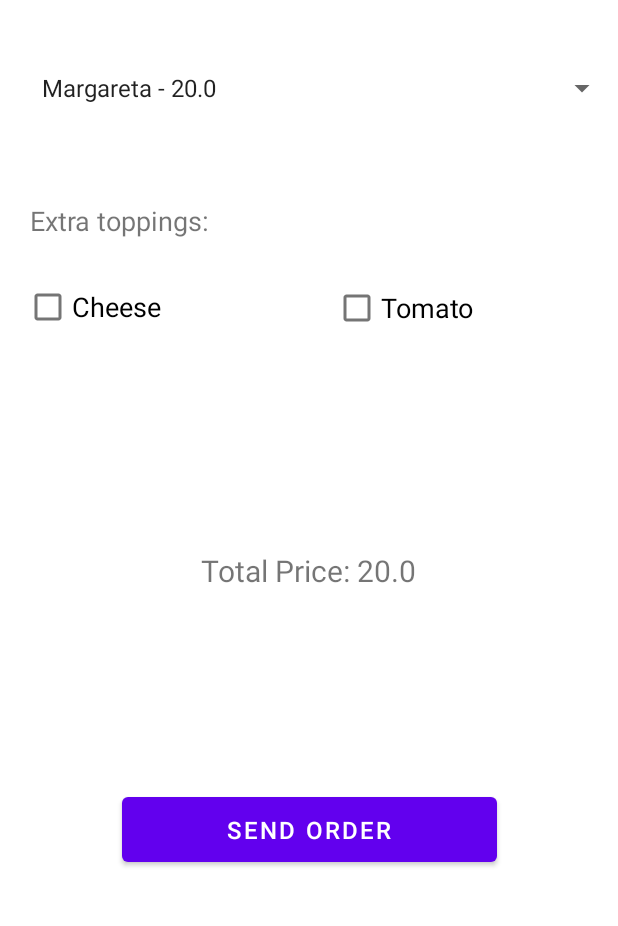
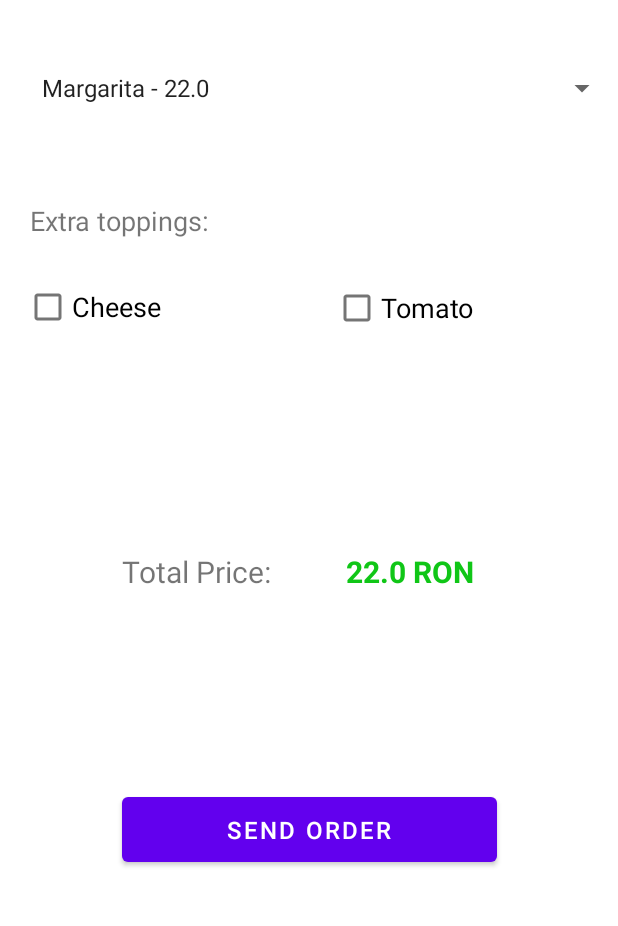
Before and after one commit to krisztiankarolyi/AndroidDev, an Android app: the screen it shows after launch (MainActivity), after a tap on "SEND ORDER", on a phone screen of 412 x 824 dp, the part 143-1069 px from its top. Run offline under Robolectric (Android 15) with nearby library versions, the phone set to English and light mode, and no system bars.

Commit message:
Pizza App javítás

```diff
--- a/Pizza/app/src/main/java/com/example/pizza/MainActivity.java
+++ b/Pizza/app/src/main/java/com/example/pizza/MainActivity.java
@@ -9,6 +9,7 @@ import android.widget.AdapterView;
 import android.widget.ArrayAdapter;
 import android.widget.Button;
 import android.widget.CheckBox;
+import android.widget.CompoundButton;
 import android.widget.Spinner;
 import android.widget.TextView;
 import android.widget.Toast;
@@ -18,15 +19,16 @@ import java.util.ArrayList;
 public class MainActivity extends AppCompatActivity {
     ArrayList<Pizza> pizzaList = new ArrayList<>();
     Pizza selectedPizza;
-    Topping tomatoTopping = new Topping("tomato", 3);
+    Topping tomatoTopping = new Topping("tomato", 2.5);
     Topping cheeseTopping = new Topping("cheese", 3.5);
     double totalPrice = 0;
     Spinner pizzaSpinner;
     CheckBox cheese; CheckBox tomato;
     TextView price;
     Button sendBtn;
-    double cheesePrice = 3;
-    double tomatoPrice = 2.5;
+    double currentPrice;
+
+
 
     @Override
     protected void onCreate(Bundle savedInstanceState) {
@@ -42,24 +44,69 @@ public class MainActivity extends AppCompatActivity {
         pizzaAdapter.setDropDownViewResource(android.R.layout.simple_spinner_item);
         pizzaSpinner.setAdapter(pizzaAdapter);
 
-        Pizza margareta = new Pizza("Margareta", 20, true);
-        Pizza capricoasa = new Pizza("Capricoasa", 21, false);
-        pizzaList.add(margareta); pizzaList.add(capricoasa);
+        Pizza margareta = new Pizza("Margarita", 22, true);
+        Pizza capricoasa = new Pizza("Capricoasa", 23, false);
+        Pizza vegegarian = new Pizza("Vegetarian", 24, false);
+        pizzaList.add(margareta); pizzaList.add(capricoasa); pizzaList.add(vegegarian);
         pizzaAdapter.notifyDataSetChanged();
 
         sendBtn.setOnClickListener(new View.OnClickListener() {
             @Override
             public void onClick(View view) {
-               totalPrice = 0; // Nullázza ki a totalPrice változót
-               selectedPizza = (Pizza) pizzaSpinner.getSelectedItem();
-               totalPrice += selectedPizza.getBasePrice();
-               selectedPizza.setToppings(new ArrayList<>());
-               if(cheese.isChecked()) selectedPizza.addTopping(cheeseTopping);
-               if(tomato.isChecked()) selectedPizza.addTopping(tomatoTopping);
                 totalPrice = selectedPizza.getFullPrice();
-               price.setText("Total Price: "+totalPrice);
+                price.setText(totalPrice+" RON");
                 Toast.makeText(getApplicationContext(), selectedPizza.orderSummary(), Toast.LENGTH_LONG).show();
             }
         });
+
+        pizzaSpinner.setOnItemSelectedListener(new AdapterView.OnItemSelectedListener() {
+            @Override
+            public void onItemSelected(AdapterView<?> adapterView, View view, int i, long l) {
+                selectedPizza = (Pizza) adapterView.getSelectedItem();
+
+                if (cheese.isChecked()) {
+                    selectedPizza.addTopping(cheeseTopping);
+                } else {
+                    selectedPizza.removeTopping(cheeseTopping);
+                }
+
+                if (tomato.isChecked()) {
+                    selectedPizza.addTopping(tomatoTopping);
+                } else {
+                    selectedPizza.removeTopping(tomatoTopping);
+                }
+
+                currentPrice = selectedPizza.getFullPrice();
+                price.setText(currentPrice + " RON");
+            }
+
+            @Override
+            public void onNothingSelected(AdapterView<?> adapterView) {
+            }
+        });
+
+    }
+
+    public void onClick(View v) {
+        if (selectedPizza != null && v instanceof CheckBox) {
+            CheckBox checkBox = (CheckBox) v;
+
+            if (checkBox.isChecked()) {
+                selectedPizza.addTopping(cheeseTopping);
+            }
+            else {
+                selectedPizza.removeTopping(cheeseTopping);
+            }
+            if (checkBox.isChecked()) {
+                selectedPizza.addTopping(tomatoTopping);
+            }
+            else {
+                selectedPizza.removeTopping(tomatoTopping);
+            }
+            currentPrice = selectedPizza.getFullPrice();
+            price.setText(currentPrice + " RON");
         }
     }
+
+
+}
--- a/Pizza/app/src/main/java/com/example/pizza/Pizza.java
+++ b/Pizza/app/src/main/java/com/example/pizza/Pizza.java
@@ -19,6 +19,11 @@ public class Pizza {
         this.toppings = new ArrayList<>();
     }
 
+    public void removeTopping(Topping topping){
+        if(this.getToppings().contains(topping)){
+            this.toppings.remove(topping);
+        }
+    }
 
     @NonNull
     @Override
--- a/Pizza/app/src/main/res/layout/activity_main.xml
+++ b/Pizza/app/src/main/res/layout/activity_main.xml
@@ -52,15 +52,17 @@
 
     <TextView
         android:id="@+id/price"
-        android:layout_width="284dp"
-        android:layout_height="41dp"
+        android:layout_width="116dp"
+        android:layout_height="40dp"
         android:layout_marginBottom="124dp"
         android:gravity="center"
-        android:text="Total Price: "
+        android:paddingVertical="5dp"
+        android:textColor="#10C617"
         android:textSize="20dp"
+        android:textStyle="bold"
         app:layout_constraintBottom_toTopOf="@+id/sendBtn"
         app:layout_constraintEnd_toEndOf="parent"
-        app:layout_constraintHorizontal_bias="0.496"
+        app:layout_constraintHorizontal_bias="0.728"
         app:layout_constraintStart_toStartOf="parent"
         app:layout_constraintTop_toBottomOf="@+id/textView2"
         app:layout_constraintVertical_bias="1.0"
@@ -85,6 +87,7 @@
         android:layout_height="0dp"
         android:layout_marginStart="16dp"
         android:layout_marginTop="220dp"
+        android:onClick="onClick"
         android:text="Cheese"
         android:textSize="18dp"
         app:layout_constraintStart_toStartOf="parent"
@@ -96,8 +99,25 @@
         android:layout_height="49dp"
         android:layout_marginTop="220dp"
         android:layout_marginEnd="52dp"
+        android:onClick="onClick"
         android:text="Tomato"
         android:textSize="18dp"
         app:layout_constraintEnd_toEndOf="parent"
         app:layout_constraintTop_toTopOf="parent" />
+
+    <TextView
+        android:id="@+id/textView3"
+        android:layout_width="109dp"
+        android:layout_height="37dp"
+        android:layout_marginTop="156dp"
+        android:layout_marginBottom="126dp"
+        android:paddingVertical="5dp"
+        android:text="Total Price:"
+        android:textSize="20sp"
+        app:layout_constraintBottom_toTopOf="@+id/sendBtn"
+        app:layout_constraintEnd_toEndOf="parent"
+        app:layout_constraintHorizontal_bias="0.268"
+        app:layout_constraintStart_toStartOf="parent"
+        app:layout_constraintTop_toBottomOf="@+id/textView2"
+        app:layout_constraintVertical_bias="1.0" />
 </androidx.constraintlayout.widget.ConstraintLayout>
```
Lines whose indentation alone changed are shown as unchanged.
